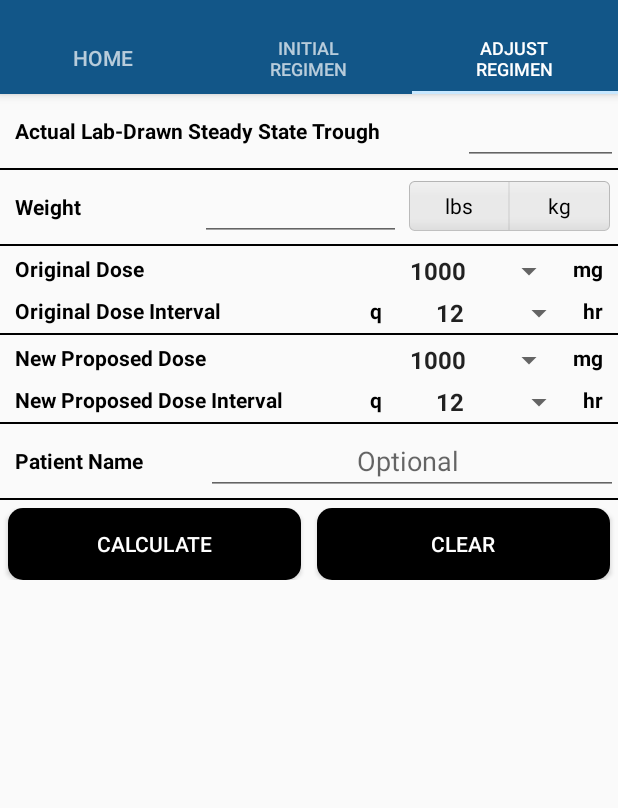
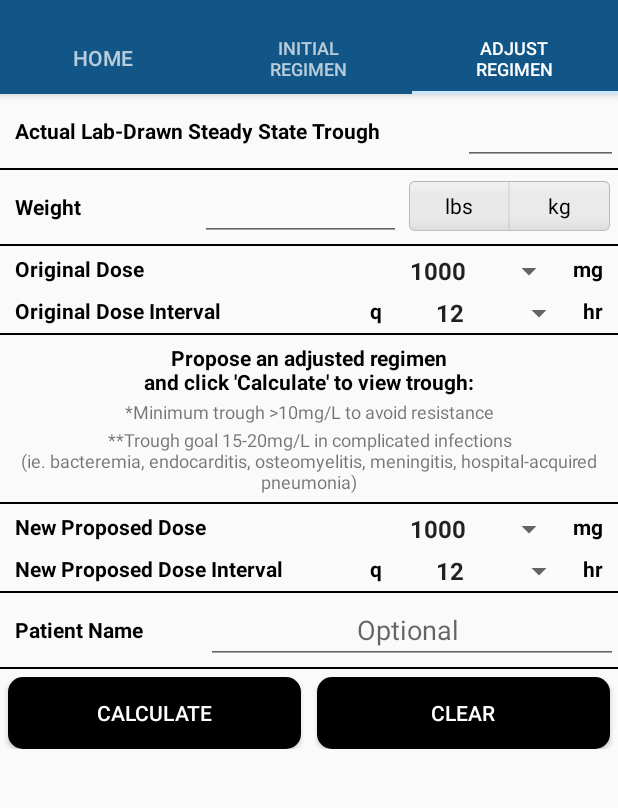
Before and after one commit to ITKosta829/Dosage-Calculator, an Android app: the screen it shows after launch (MainActivity), tab 3 chosen, on a phone screen of 412 x 824 dp, the part 62-870 px from its top. Run offline under Robolectric (Android 15) with nearby library versions, the phone set to English and light mode, and no system bars.

```diff
--- a/app/src/main/AndroidManifest.xml
+++ b/app/src/main/AndroidManifest.xml
@@ -8,7 +8,7 @@
 
     <application
         android:allowBackup="true"
-        android:icon="@mipmap/ic_launcher"
+        android:icon="@mipmap/vanc_icon"
         android:label="@string/app_name"
         android:supportsRtl="true"
         android:theme="@style/MyMaterialTheme">
--- a/app/src/main/java/com/hughesmedicine/gregh/pharmacyapp/AdjustResultsDialog.java
+++ b/app/src/main/java/com/hughesmedicine/gregh/pharmacyapp/AdjustResultsDialog.java
@@ -109,7 +109,7 @@ public class AdjustResultsDialog extends DialogFragment {
                                 @Override
                                 public void onClick(DialogInterface dialog, int which) {
                                     if (android.os.Build.VERSION.SDK_INT >= 23) {
-                                        requestPermissions(new String[]{Manifest.permission.WRITE_EXTERNAL_STORAGE},
+                                        DH.mActivity.requestPermissions(new String[]{Manifest.permission.WRITE_EXTERNAL_STORAGE},
                                                 REQUEST_CODE_ASK_PERMISSIONS);
                                     }
                                 }
--- a/app/src/main/java/com/hughesmedicine/gregh/pharmacyapp/DataHandler.java
+++ b/app/src/main/java/com/hughesmedicine/gregh/pharmacyapp/DataHandler.java
@@ -10,6 +10,7 @@ import android.os.Environment;
 import android.support.v4.app.FragmentManager;
 import android.util.Log;
 import android.view.View;
+import android.widget.Toast;
 
 import java.io.File;
 import java.io.FileOutputStream;
@@ -83,7 +84,8 @@ public class DataHandler {
 
         try {
             // image naming and path  to include sd card  appending name you choose for file
-            String mPath = Environment.getExternalStorageDirectory().toString() + "/" + now + ".jpg";
+            String mPath = Environment.getExternalStoragePublicDirectory(Environment.DIRECTORY_DOWNLOADS).toString()
+                    + "/" + now + ".jpg";
 
             // create bitmap screen capture
             View v1 = dialog.getWindow().getDecorView().getRootView();
@@ -100,7 +102,7 @@ public class DataHandler {
             outputStream.flush();
             outputStream.close();
 
-            //Toast.makeText(mActivity, "Screenshot Saved.", Toast.LENGTH_SHORT).show();
+            Toast.makeText(mActivity, "Screenshot Saved.", Toast.LENGTH_SHORT).show();
             openScreenshot(imageFile);
 
         } catch (Throwable e) {
--- a/app/src/main/java/com/hughesmedicine/gregh/pharmacyapp/FragTabHome.java
+++ b/app/src/main/java/com/hughesmedicine/gregh/pharmacyapp/FragTabHome.java
@@ -34,7 +34,7 @@ public class FragTabHome extends Fragment{
 
         TextView text = (TextView)mView.findViewById(R.id.text);
 
-        text.setText(square + " Use this tool to determine a vancomycin regimen, estimate a trough, " +
+        text.setText(square + " Use this tool to determine a Vancomycin regimen, estimate a trough, " +
                 "or adjust a regimen once a trough is obtained.\n\n" +
                 square + " Optimal drug monitoring:\n\n" +
                 square + " The trough should be obtained prior to the next dose once steady " +
@@ -46,7 +46,8 @@ public class FragTabHome extends Fragment{
                 square + " Swipe to the middle tab if just starting a regimen and a trough is not yet obtained\n" +
                 square + " Swipe to the right tab if the patient is already receiving vancomycin, " +
                 "has a steady state trough from the lab, and you wish to adjust the regimen\n" +
-                square + " Use the menu in the upper right for more information about this tool");
+                square + " Use the menu in the upper right for more information about this tool\n\n" +
+                square + " Any saved images are stored in your Downloads Folder");
 
         return mView;
     }
--- a/app/src/main/java/com/hughesmedicine/gregh/pharmacyapp/InitialResultsDialog.java
+++ b/app/src/main/java/com/hughesmedicine/gregh/pharmacyapp/InitialResultsDialog.java
@@ -120,7 +120,8 @@ public class InitialResultsDialog extends DialogFragment {
                                 @Override
                                 public void onClick(DialogInterface dialog, int which) {
                                     if (android.os.Build.VERSION.SDK_INT >= 23) {
-                                        requestPermissions(new String[]{Manifest.permission.WRITE_EXTERNAL_STORAGE},
+
+                                        DH.mActivity.requestPermissions(new String[]{Manifest.permission.WRITE_EXTERNAL_STORAGE},
                                                 REQUEST_CODE_ASK_PERMISSIONS);
                                     }
                                 }
--- a/app/src/main/java/com/hughesmedicine/gregh/pharmacyapp/MainActivity.java
+++ b/app/src/main/java/com/hughesmedicine/gregh/pharmacyapp/MainActivity.java
@@ -188,7 +188,10 @@ public class MainActivity extends AppCompatActivity {
                 new AlertDialog.Builder(this)
                         .setTitle(R.string.more_info_title)
                         .setMessage("For information about other pharmacotherapy topics related to " +
-                                "Internal Medicine, please visit HughesMedicine.com")
+                                "Internal Medicine, please visit HughesMedicine.com\n\n" +
+                                "App Coded and Designed by:\n" +
+                                "Dean Siroky\n" +
+                                "dsirokydroidapps@gmail.com")
                         .setPositiveButton("OK", new DialogInterface.OnClickListener() {
                             public void onClick(DialogInterface dialog, int which) {
                                 // continue with delete
--- a/app/src/main/res/layout/frag_tab_home.xml
+++ b/app/src/main/res/layout/frag_tab_home.xml
@@ -23,7 +23,7 @@
         android:layout_below="@+id/picture"
         android:layout_marginTop="5dp"
         android:gravity="center"
-        android:text="Vancomysin&#10;Dosing Calculator"
+        android:text="Vancomycin&#10;Dosing Calculator"
         android:textColor="#000000"
         android:textSize="25sp"
         android:textStyle="bold" />
--- a/app/src/main/res/layout/frag_tab_two.xml
+++ b/app/src/main/res/layout/frag_tab_two.xml
@@ -198,6 +198,43 @@
         android:layout_marginTop="2dp"
         android:background="#000000" />
 
+    <TextView
+        android:layout_width="match_parent"
+        android:layout_height="wrap_content"
+        android:gravity="center_horizontal"
+        android:paddingStart="10dp"
+        android:layout_marginTop="5dp"
+        android:paddingEnd="10dp"
+        android:text="Propose an adjusted regimen&#10;and click 'Calculate' to view trough:"
+        android:textColor="#000000"
+        android:textStyle="bold" />
+
+    <TextView
+        android:layout_width="match_parent"
+        android:layout_height="wrap_content"
+        android:gravity="center_horizontal"
+        android:paddingEnd="10dp"
+        android:layout_marginTop="2dp"
+        android:paddingStart="10dp"
+        android:text="*Minimum trough >10mg/L to avoid resistance"
+        android:textSize="12sp" />
+
+    <TextView
+        android:layout_width="match_parent"
+        android:layout_height="wrap_content"
+        android:gravity="center_horizontal"
+        android:paddingEnd="10dp"
+        android:layout_marginTop="2dp"
+        android:paddingStart="10dp"
+        android:text="**Trough goal 15-20mg/L in complicated infections&#10;(ie. bacteremia, endocarditis, osteomyelitis, meningitis, hospital-acquired pneumonia)"
+        android:textSize="12sp" />
+
+    <View
+        android:layout_width="match_parent"
+        android:layout_height="1dp"
+        android:layout_marginTop="5dp"
+        android:background="#000000" />
+
     <LinearLayout
         android:layout_width="match_parent"
         android:layout_height="wrap_content"
--- a/app/src/main/res/values/strings.xml
+++ b/app/src/main/res/values/strings.xml
@@ -4,6 +4,6 @@
     <string name="limitations_title">Limitations</string>
     <string name="about_calc">About the Calculator</string>
     <string name="references_title">References</string>
-    <string name="more_info_title">More Pharmacotherapy Information</string>
+    <string name="more_info_title">More Information</string>
 
 </resources>
--- a/build.gradle
+++ b/build.gradle
@@ -5,7 +5,7 @@ buildscript {
         jcenter()
     }
     dependencies {
-        classpath 'com.android.tools.build:gradle:2.2.1'
+        classpath 'com.android.tools.build:gradle:2.2.2'
 
         // NOTE: Do not place your application dependencies here; they belong
         // in the individual module build.gradle files
```
Also changed, not shown: app/src/main/assets/NotoSans-Bold.ttf (deleted), app/src/main/res/mipmap-hdpi/vanc_icon.png (added), app/src/main/res/mipmap-ldpi/vanc_icon.png (added), app/src/main/res/mipmap-mdpi/vanc_icon.png (added), app/src/main/res/mipmap-xhdpi/vanc_icon.png (added).
